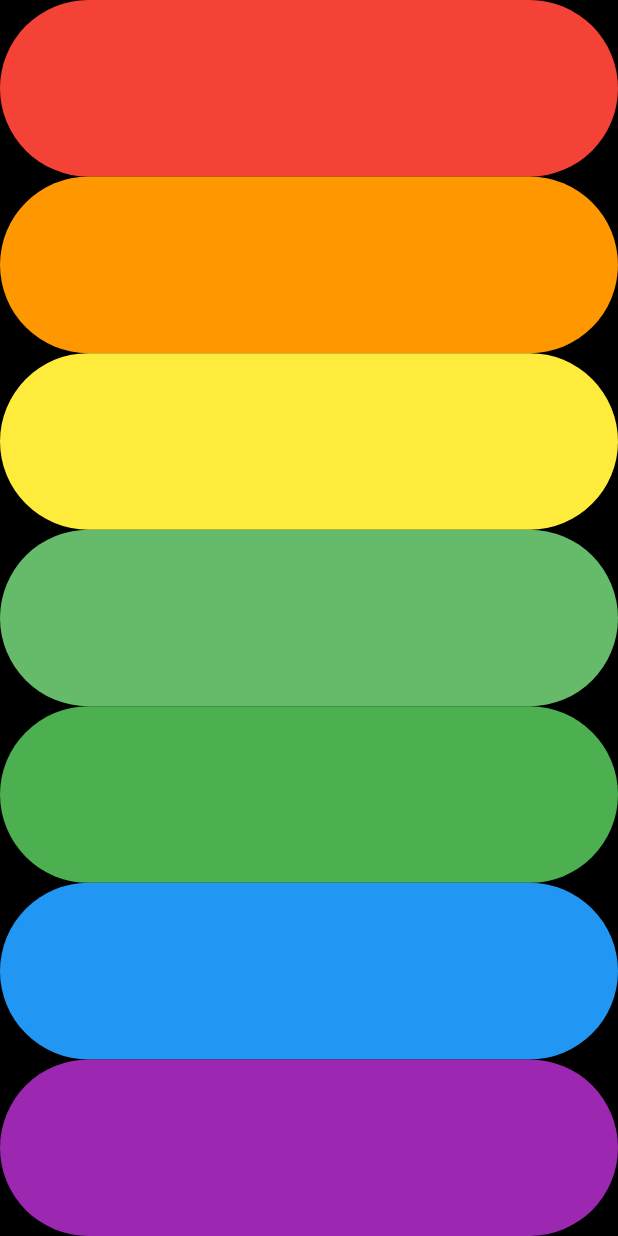
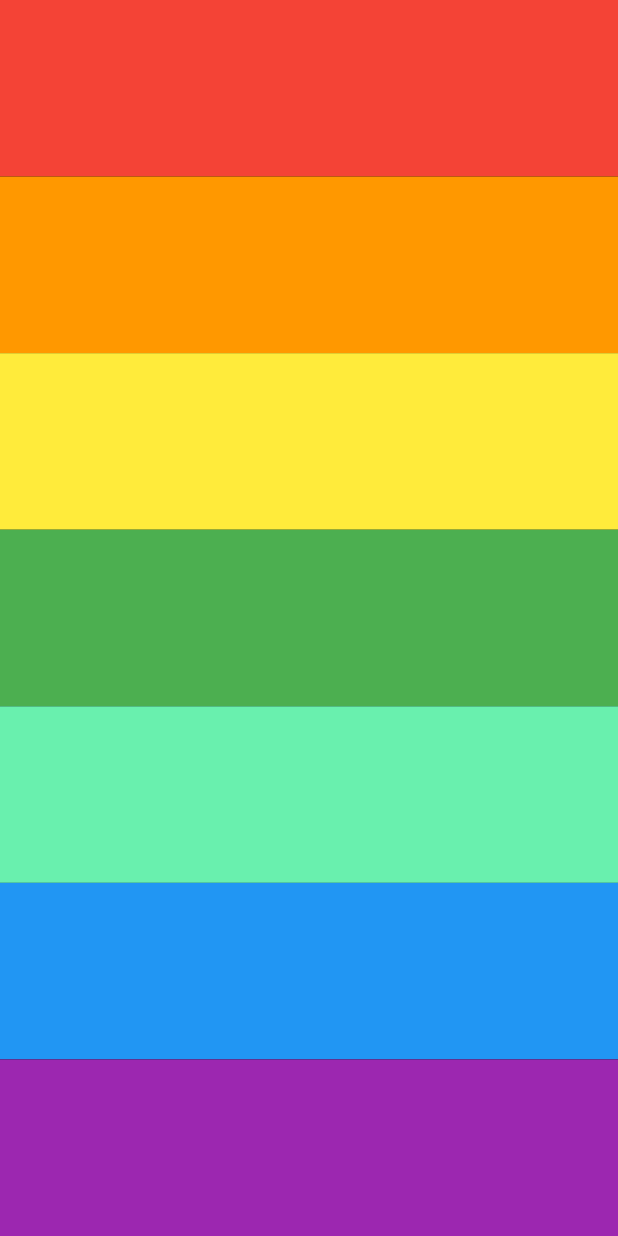
Before and after one commit to Akhil-vk18/Xylophone_App, a Flutter app: the screen it shows after launch, on a phone screen of 412 x 824 dp. Run offline on Flutter 3.47's test engine with Material 3 defaults, Android fonts, the light colour scheme and no system bars; our stand-ins replace audioplayers.

Commit message:
music added

```diff
--- a/lib/main.dart
+++ b/lib/main.dart
@@ -1,9 +1,33 @@
 import 'package:flutter/material.dart';
+import 'package:audioplayers/audioplayers.dart';
 
 void main() {
   runApp(XylophoneApp());
 }
 
+void playSound(int tile_number) {
+  final player = AudioPlayer();
+  player.play(AssetSource('note$tile_number.wav'));
+}
+
+
+Expanded TileWidget(backgroundColor,tile_number){
+
+  return Expanded(
+    child: TextButton(
+      onPressed: () {
+        playSound(tile_number);
+      },
+      child: Text(''),
+      style:  TextButton.styleFrom(
+          enableFeedback: false,
+          backgroundColor: backgroundColor,
+          shape: RoundedRectangleBorder(side: BorderSide.none)),
+    ),
+
+  );
+
+}
 class XylophoneApp extends StatelessWidget {
   const XylophoneApp({super.key});
 
@@ -17,56 +41,15 @@ class XylophoneApp extends StatelessWidget {
             child: Column(
               crossAxisAlignment: CrossAxisAlignment.stretch,
               children: [
-                Expanded(
-                  child: TextButton(
-                    onPressed: () {},
-                    child: Text(''),
-                    style: TextButton.styleFrom(backgroundColor: Colors.red),
-                  ),
-                ),
-                Expanded(
-                  child: TextButton(
-                    onPressed: () {},
-                    child: Text(''),
-                    style: TextButton.styleFrom(backgroundColor: Colors.orange),
-                  ),
-                ),
-                Expanded(
-                  child: TextButton(
-                    onPressed: () {},
-                    child: Text(''),
-                    style: TextButton.styleFrom(backgroundColor: Colors.yellow),
-                  ),
-                ),
-                Expanded(
-                  child: TextButton(
-                    onPressed: () {},
-                    child: Text(''),
-                    style: TextButton.styleFrom(backgroundColor: Colors.green.shade400),
-                  ),
-                ),
-                Expanded(
-                  child: TextButton(
-                    onPressed: () {},
-                    child: Text(''),
-                    style: TextButton.styleFrom(backgroundColor: Colors.green),
-                  ),
-                ),
-                Expanded(
-                  child: TextButton(
-                    onPressed: () {},
-                    child: Text(''),
-                    style: TextButton.styleFrom(backgroundColor: Colors.blue
-                    ),
-                  ),
-                ),
-                Expanded(
-                  child: TextButton(
-                    onPressed: () {},
-                    child: Text(''),
-                    style: TextButton.styleFrom(backgroundColor: Colors.purple),
-                  ),
-                )
+
+                TileWidget(Colors.red, 1),
+                TileWidget(Colors.orange, 2),
+                TileWidget(Colors.yellow, 3),
+                TileWidget(Colors.green, 4),
+                TileWidget(Colors.greenAccent, 5),
+                TileWidget(Colors.blue, 6),
+                TileWidget(Colors.purple, 7),
+
               ],
             ),
           ),
```
